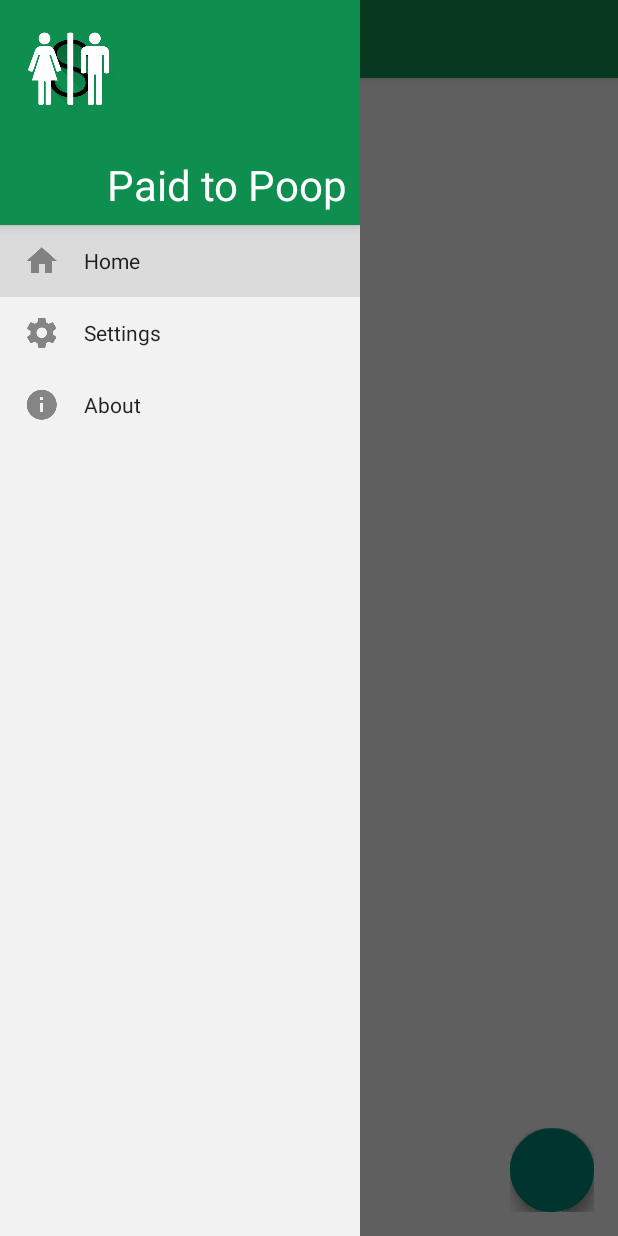
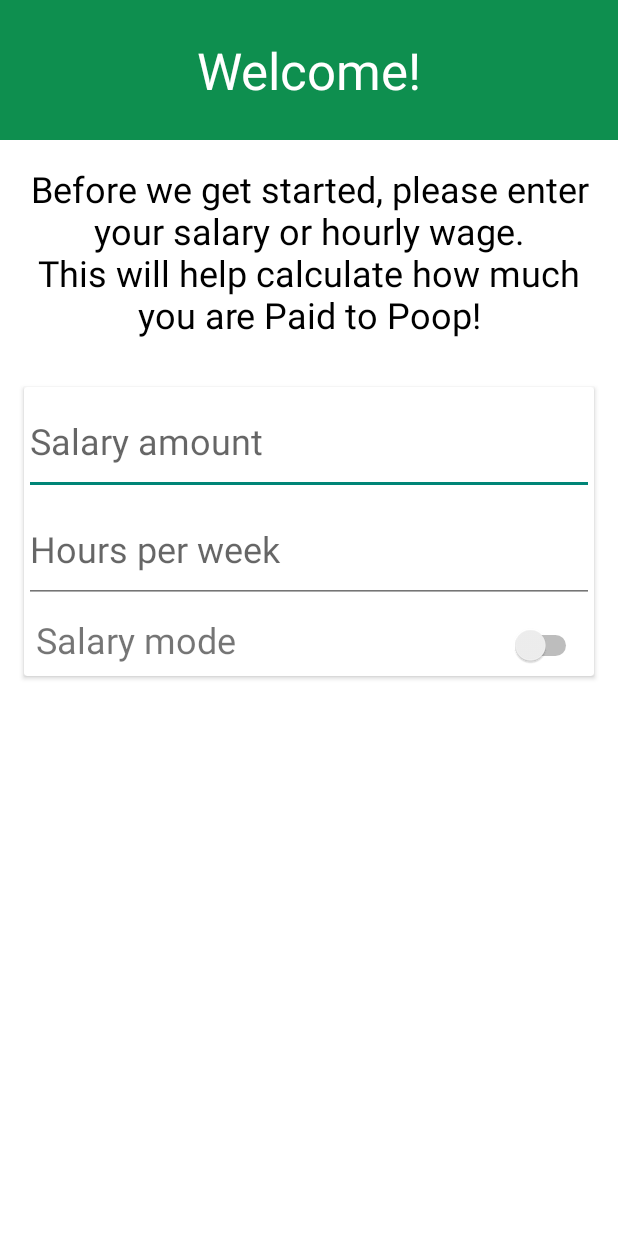
Before and after one commit to BearDroid/PaidToPoop, an Android app: the screen it shows after launch (MainActivity before the commit, IntroActivity after it), on a phone screen of 412 x 824 dp. Run offline under Robolectric (Android 15) with nearby library versions, the phone set to English and light mode, and no system bars; libraries missing offline, so code that uses them is left out: com.getbase.floatingactionbutton; plain views replace FloatingActionButton, FloatingActionsMenu; 7 statements that could not run were skipped.

Commit message:
Redid settings so that the current wage info is shown. Made sharedpreferences better. Added a view and class that will work on startup to gether wage info. Not yet complete, but I have made it impossible to get out of iwthout giving info, so that's cool.

```diff
--- a/app/src/main/AndroidManifest.xml
+++ b/app/src/main/AndroidManifest.xml
@@ -22,6 +22,9 @@
         <activity android:name=".TimerActivity"
             android:label="@string/timer"
             android:launchMode="singleTask"/>
+        <activity android:name=".IntroActivity"
+            android:label="Intro"
+            />
     </application>
 
 </manifest>
--- a/app/src/main/java/com/beardroid/paid2poop/HomeFragment.java
+++ b/app/src/main/java/com/beardroid/paid2poop/HomeFragment.java
@@ -54,7 +54,12 @@ public class HomeFragment extends Fragment {
         final View view = inflater.inflate(R.layout.fragment_home, container, false);
         pref = getActivity().getSharedPreferences(MY_PREFS, Context.MODE_PRIVATE);
         openDB();
-
+        /**
+         String checker = pref.getString("hourlyWage", null);
+         Double checkerDbl = Double.parseDouble(checker);
+         if(checker.isEmpty() || checkerDbl == 0.0){
+         introView();
+         }**/
         final RecyclerView recyclerView = (RecyclerView) view.findViewById(R.id.pooplist);
         recyclerView.setHasFixedSize(true);
         LinearLayoutManager llm = new LinearLayoutManager(getActivity());
@@ -145,6 +150,12 @@ public class HomeFragment extends Fragment {
 
     @Override
     public void onResume() {
+        boolean checker = false;
+        if (!checker) {
+            Intent intent = new Intent(getActivity(), IntroActivity.class);
+            intent.setFlags(Intent.FLAG_ACTIVITY_CLEAR_TOP);
+            startActivity(intent);
+        }
         RecyclerView recyclerView = (RecyclerView) getView().findViewById(R.id.pooplist);
         populateListViewFromDB(recyclerView);
         makeHeaderNumber(getView());
@@ -180,6 +191,10 @@ public class HomeFragment extends Fragment {
         return date;
     }
 
+    public void introView() {
+
+    }
+
     //here lie database stuff
     private void openDB() {
         handler = new DataHandler(getActivity());
--- /dev/null
+++ b/app/src/main/java/com/beardroid/paid2poop/IntroActivity.java
@@ -0,0 +1,30 @@
+package com.beardroid.paid2poop;
+
+import android.os.Bundle;
+import android.support.v7.app.ActionBarActivity;
+import android.widget.CompoundButton;
+import android.widget.Switch;
+
+/**
+ * Created by Max on 12/6/2014.
+ */
+public class IntroActivity extends ActionBarActivity {
+    @Override
+    public void onCreate(Bundle savedInstanceState) {
+        super.onCreate(savedInstanceState);
+        setContentView(R.layout.intro_view);
+        Switch salarySwitch = (Switch)  findViewById(R.id.salarySwitch);
+        salarySwitch.setOnCheckedChangeListener(new CompoundButton.OnCheckedChangeListener() {
+            @Override
+            public void onCheckedChanged(CompoundButton buttonView, boolean isChecked) {
+
+            }
+        });
+    }
+
+    @Override
+    public void onBackPressed() {
+        moveTaskToBack(true);
+        super.onBackPressed();
+    }
+}
--- a/app/src/main/res/layout/detail_view.xml
+++ b/app/src/main/res/layout/detail_view.xml
@@ -111,5 +111,5 @@
         android:layout_marginBottom="-39dp"
         android:layout_marginRight="16dp"
         android:elevation="8dp"
-        app:fab_icon="@drawable/ic_money" />
+        app:fab_icon="@drawable/ic_share" />
 </RelativeLayout>
--- /dev/null
+++ b/app/src/main/res/layout/intro_view.xml
@@ -0,0 +1,113 @@
+<?xml version="1.0" encoding="utf-8"?>
+<RelativeLayout xmlns:android="http://schemas.android.com/apk/res/android"
+    android:layout_width="match_parent"
+    android:layout_height="match_parent"
+    android:background="@color/white"
+    android:orientation="vertical">
+
+    <TextView
+        android:id="@+id/title"
+        android:layout_width="match_parent"
+        android:layout_height="wrap_content"
+        android:background="@color/colorPrimary"
+        android:gravity="center"
+        android:padding="24dp"
+        android:text="@string/welcome"
+        android:textColor="@color/white"
+        android:textSize="34sp" />
+
+    <TextView
+        android:id="@+id/intro"
+        android:layout_width="match_parent"
+        android:layout_height="wrap_content"
+        android:layout_below="@id/title"
+        android:layout_centerVertical="true"
+        android:layout_margin="16dp"
+        android:gravity="center"
+        android:text="@string/intro"
+        android:textColor="@color/black"
+        android:textSize="24sp" />
+
+    <android.support.v7.widget.CardView
+        android:layout_width="match_parent"
+        android:layout_height="wrap_content"
+        android:layout_below="@id/intro"
+        android:layout_margin="16dp"
+        android:elevation="2dp">
+
+        <LinearLayout
+            android:id="@+id/card"
+            android:layout_width="match_parent"
+            android:layout_height="wrap_content"
+            android:orientation="vertical">
+
+            <LinearLayout
+                android:layout_width="match_parent"
+                android:layout_height="wrap_content"
+                android:id="@+id/hourlyLayout"
+                android:paddingBottom="72dp"
+                android:visibility="gone">
+
+                <EditText
+                    android:id="@+id/hourlyEditText"
+                    android:layout_width="match_parent"
+                    android:layout_height="72dp"
+                    android:hint="Hourly wage"
+                    android:textColor="@color/black"
+                    android:textSize="24sp"
+                    />
+
+            </LinearLayout>
+            <LinearLayout
+                android:layout_width="match_parent"
+                android:layout_height="wrap_content"
+                android:id="@+id/salary"
+                android:paddingBottom="0dp"
+                android:orientation="vertical">
+
+                <EditText
+                    android:id="@+id/salaryEditText"
+                    android:layout_width="match_parent"
+                    android:layout_height="72dp"
+                    android:hint="Salary amount"
+                    android:textColor="@color/black"
+                    android:textSize="24sp"
+                    android:inputType="number"
+                    android:maxLength="9"
+                    />
+                <EditText
+                    android:id="@+id/hoursEditText"
+                    android:layout_width="match_parent"
+                    android:layout_height="72dp"
+                    android:hint="Hours per week"
+                    android:textColor="@color/black"
+                    android:textSize="24sp"
+                    android:inputType="number"
+                    android:maxLength="3"/>
+            </LinearLayout>
+
+            <LinearLayout
+                android:id="@+id/switchLayout"
+                android:layout_width="match_parent"
+                android:layout_height="wrap_content"
+                android:layout_margin="8dp"
+                android:orientation="horizontal">
+
+                <TextView
+                    android:id="@+id/switchText"
+                    android:layout_width="wrap_content"
+                    android:layout_height="wrap_content"
+                    android:layout_weight="1"
+                    android:text="Salary mode"
+                    android:textSize="24sp" />
+
+                <Switch
+                    android:id="@+id/salarySwitch"
+                    android:layout_width="wrap_content"
+                    android:layout_height="wrap_content" />
+            </LinearLayout>
+        </LinearLayout>
+
+    </android.support.v7.widget.CardView>
+
+</RelativeLayout>
--- a/app/src/main/res/layout/poop_dialog.xml
+++ b/app/src/main/res/layout/poop_dialog.xml
@@ -14,9 +14,9 @@
         android:background="@color/colorPrimary"
         android:gravity="center"
         android:padding="24dp"
-        android:text="New Poop"
+        android:text="@string/dialogTitle"
         android:textColor="@color/white"
-        android:textSize="34dp" />
+        android:textSize="34sp" />
 
     <RelativeLayout
         android:id="@+id/ratingLayout"
--- a/app/src/main/res/layout/salaryview.xml
+++ b/app/src/main/res/layout/salaryview.xml
@@ -27,7 +27,7 @@
             android:layout_alignParentRight="true"
             android:hint="E.g., 20000"
             android:inputType="number"
-            android:maxLength="7"
+            android:maxLength="8"
             android:paddingRight="16dp"
             android:textColorHighlight="#960e8f4f" />
 
--- a/app/src/main/res/values-v21/styles.xml
+++ b/app/src/main/res/values-v21/styles.xml
@@ -10,6 +10,7 @@
         <item name="android:windowDrawsSystemBarBackgrounds">true</item>
         <item name="android:windowActionBarOverlay">true</item>
         <item name="android:windowActionBar">false</item>
+
     </style>
     <style name="GoodTheme" parent="AppTheme.Base">
         <item name="android:colorPrimary">@color/goodRating</item>
--- a/app/src/main/res/values/strings.xml
+++ b/app/src/main/res/values/strings.xml
@@ -62,6 +62,11 @@
     <string name="action_share">Share</string>
     <string name="start">Start</string>
     <string name="timer">Timer</string>
+    <string name="currentTitle">Nothing set yet</string>
+    <string name="currentSum">Please choose wage or salary</string>
+    <string name="dialogTitle">New Poop</string>
+    <string name="welcome">Welcome!</string>
+    <string name="intro">Before we get started, please enter your salary or hourly wage.\nThis will help calculate how much you are Paid to Poop!</string>
     <!-- Nav Drawer Menu Items -->
     <string-array name="nav_drawer_items">
         <item>Home</item>
--- a/app/src/main/res/xml/settings.xml
+++ b/app/src/main/res/xml/settings.xml
@@ -4,6 +4,10 @@
     android:parentActivityName="HomeFragmentNew">
 
     <PreferenceCategory android:title="@string/prefGen">
+        <Preference
+            android:key="current"
+            android:title="@string/currentTitle"
+            android:summary="@string/currentSum"/>
         <SwitchPreference
             android:key="salBox"
             android:summary="Switch on if you want salary mode"
```
Also changed, not shown: app/src/main/java/com/beardroid/paid2poop/DetailActivity.java (+7 -3 lines), app/src/main/java/com/beardroid/paid2poop/MyPreferenceFragment.java (+57 -14 lines), app/src/main/res/menu/detailmenu.xml (+0 -7 lines).
